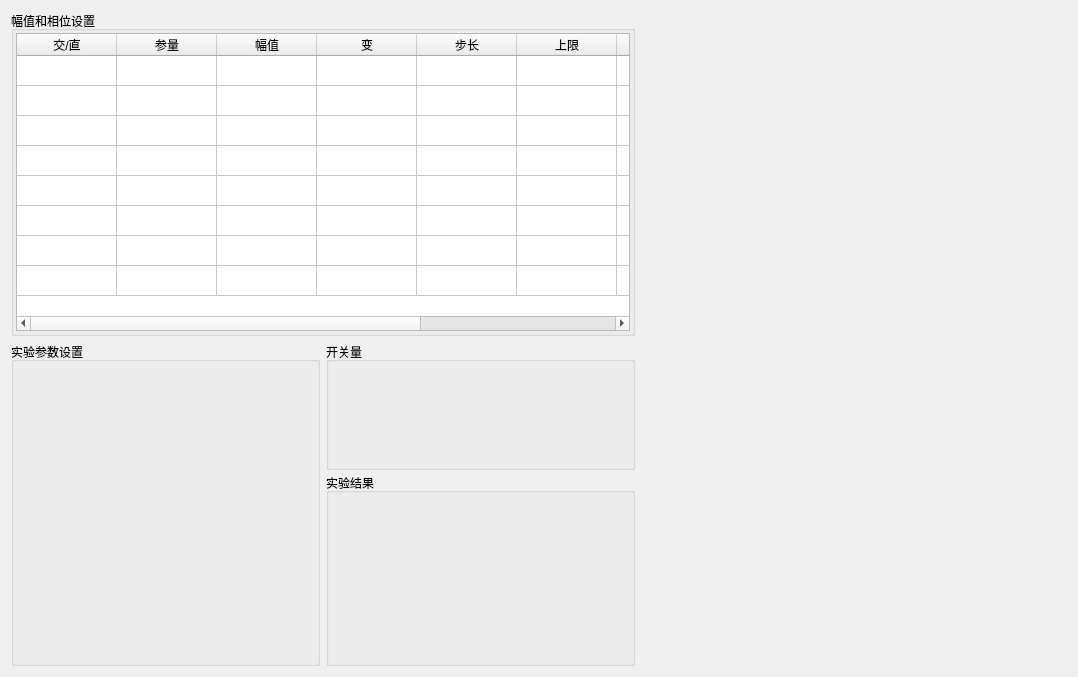
Qt form energy/ui/test03/ui_003.ui (AgueroZzz/Electric-energy-detection) before a commit.
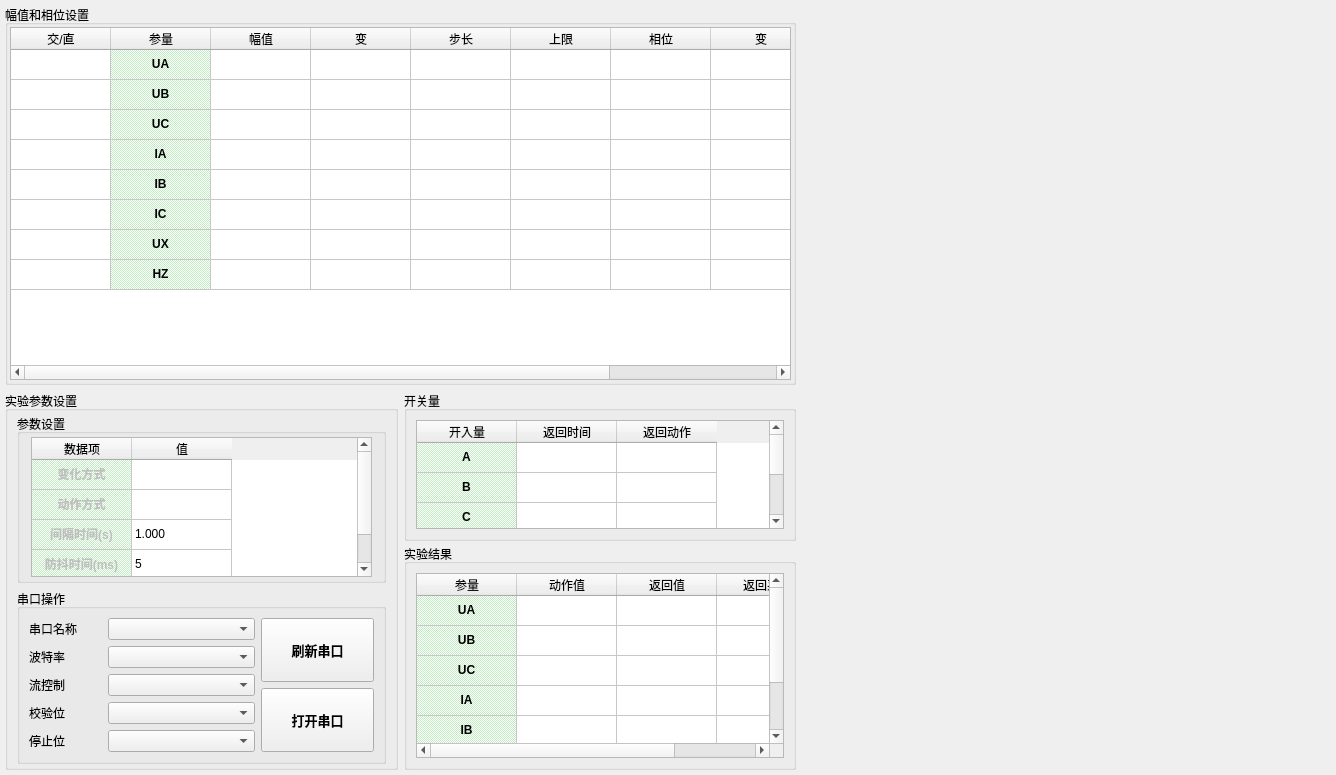
The same form after that commit.

Commit message: 添加test04,test05

```diff
--- a/energy/ui/test03/ui_003.ui
+++ b/energy/ui/test03/ui_003.ui
@@ -6,8 +6,8 @@
    <rect>
     <x>0</x>
     <y>0</y>
-    <width>1078</width>
-    <height>677</height>
+    <width>1336</width>
+    <height>775</height>
    </rect>
   </property>
   <property name="windowTitle">
@@ -32,6 +32,18 @@
    <item>
     <widget class="QWidget" name="widget" native="true">
      <layout class="QVBoxLayout" name="verticalLayout_2" stretch="1,1">
+      <property name="leftMargin">
+       <number>3</number>
+      </property>
+      <property name="topMargin">
+       <number>3</number>
+      </property>
+      <property name="rightMargin">
+       <number>3</number>
+      </property>
+      <property name="bottomMargin">
+       <number>3</number>
+      </property>
       <item>
        <widget class="QGroupBox" name="groupBox">
         <property name="title">
@@ -111,6 +123,206 @@
              <string>步长</string>
             </property>
            </column>
+           <item row="0" column="1">
+            <property name="text">
+             <string>UA</string>
+            </property>
+            <property name="font">
+             <font>
+              <bold>true</bold>
+             </font>
+            </property>
+            <property name="textAlignment">
+             <set>AlignCenter</set>
+            </property>
+            <property name="background">
+             <brush brushstyle="Dense4Pattern">
+              <color alpha="255">
+               <red>194</red>
+               <green>237</green>
+               <blue>195</blue>
+              </color>
+             </brush>
+            </property>
+            <property name="flags">
+             <set>ItemIsSelectable|ItemIsDragEnabled|ItemIsDropEnabled|ItemIsUserCheckable|ItemIsEnabled</set>
+            </property>
+           </item>
+           <item row="1" column="1">
+            <property name="text">
+             <string>UB</string>
+            </property>
+            <property name="font">
+             <font>
+              <bold>true</bold>
+             </font>
+            </property>
+            <property name="textAlignment">
+             <set>AlignCenter</set>
+            </property>
+            <property name="background">
+             <brush brushstyle="Dense4Pattern">
+              <color alpha="255">
+               <red>194</red>
+               <green>237</green>
+               <blue>195</blue>
+              </color>
+             </brush>
+            </property>
+            <property name="flags">
+             <set>ItemIsSelectable|ItemIsDragEnabled|ItemIsDropEnabled|ItemIsUserCheckable|ItemIsEnabled</set>
+            </property>
+           </item>
+           <item row="2" column="1">
+            <property name="text">
+             <string>UC</string>
+            </property>
+            <property name="font">
+             <font>
+              <bold>true</bold>
+             </font>
+            </property>
+            <property name="textAlignment">
+             <set>AlignCenter</set>
+            </property>
+            <property name="background">
+             <brush brushstyle="Dense4Pattern">
+              <color alpha="255">
+               <red>194</red>
+               <green>237</green>
+               <blue>195</blue>
+              </color>
+             </brush>
+            </property>
+            <property name="flags">
+             <set>ItemIsSelectable|ItemIsDragEnabled|ItemIsDropEnabled|ItemIsUserCheckable|ItemIsEnabled</set>
+            </property>
+           </item>
+           <item row="3" column="1">
+            <property name="text">
+             <string>IA</string>
+            </property>
+            <property name="font">
+             <font>
+              <bold>true</bold>
+             </font>
+            </property>
+            <property name="textAlignment">
+             <set>AlignCenter</set>
+            </property>
+            <property name="background">
+             <brush brushstyle="Dense4Pattern">
+              <color alpha="255">
+               <red>194</red>
+               <green>237</green>
+               <blue>195</blue>
+              </color>
+             </brush>
+            </property>
+            <property name="flags">
+             <set>ItemIsSelectable|ItemIsDragEnabled|ItemIsDropEnabled|ItemIsUserCheckable|ItemIsEnabled</set>
+            </property>
+           </item>
+           <item row="4" column="1">
+            <property name="text">
+             <string>IB</string>
+            </property>
+            <property name="font">
+             <font>
+              <bold>true</bold>
+             </font>
+            </property>
+            <property name="textAlignment">
+             <set>AlignCenter</set>
+            </property>
+            <property name="background">
+             <brush brushstyle="Dense4Pattern">
+              <color alpha="255">
+               <red>194</red>
+               <green>237</green>
+               <blue>195</blue>
+              </color>
+             </brush>
+            </property>
+            <property name="flags">
+             <set>ItemIsSelectable|ItemIsDragEnabled|ItemIsDropEnabled|ItemIsUserCheckable|ItemIsEnabled</set>
+            </property>
+           </item>
+           <item row="5" column="1">
+            <property name="text">
+             <string>IC</string>
+            </property>
+            <property name="font">
+             <font>
+              <bold>true</bold>
+             </font>
+            </property>
+            <property name="textAlignment">
+             <set>AlignCenter</set>
+            </property>
+            <property name="background">
+             <brush brushstyle="Dense4Pattern">
+              <color alpha="255">
+               <red>194</red>
+               <green>237</green>
+               <blue>195</blue>
+              </color>
+             </brush>
+            </property>
+            <property name="flags">
+             <set>ItemIsSelectable|ItemIsDragEnabled|ItemIsDropEnabled|ItemIsUserCheckable|ItemIsEnabled</set>
+            </property>
+           </item>
+           <item row="6" column="1">
+            <property name="text">
+             <string>UX</string>
+            </property>
+            <property name="font">
+             <font>
+              <bold>true</bold>
+             </font>
+            </property>
+            <property name="textAlignment">
+             <set>AlignCenter</set>
+            </property>
+            <property name="background">
+             <brush brushstyle="Dense4Pattern">
+              <color alpha="255">
+               <red>194</red>
+               <green>237</green>
+               <blue>195</blue>
+              </color>
+             </brush>
+            </property>
+            <property name="flags">
+             <set>ItemIsSelectable|ItemIsDragEnabled|ItemIsDropEnabled|ItemIsUserCheckable|ItemIsEnabled</set>
+            </property>
+           </item>
+           <item row="7" column="1">
+            <property name="text">
+             <string>HZ</string>
+            </property>
+            <property name="font">
+             <font>
+              <bold>true</bold>
+             </font>
+            </property>
+            <property name="textAlignment">
+             <set>AlignCenter</set>
+            </property>
+            <property name="background">
+             <brush brushstyle="Dense4Pattern">
+              <color alpha="255">
+               <red>194</red>
+               <green>237</green>
+               <blue>195</blue>
+              </color>
+             </brush>
+            </property>
+            <property name="flags">
+             <set>ItemIsSelectable|ItemIsDragEnabled|ItemIsDropEnabled|ItemIsUserCheckable|ItemIsEnabled</set>
+            </property>
+           </item>
           </widget>
          </item>
         </layout>
@@ -123,6 +335,315 @@
           <property name="title">
            <string>实验参数设置</string>
           </property>
+          <layout class="QVBoxLayout" name="verticalLayout_5" stretch="2,1">
+           <property name="topMargin">
+            <number>3</number>
+           </property>
+           <property name="bottomMargin">
+            <number>3</number>
+           </property>
+           <item>
+            <widget class="QGroupBox" name="groupBox_5">
+             <property name="title">
+              <string>参数设置</string>
+             </property>
+             <layout class="QHBoxLayout" name="horizontalLayout_5">
+              <property name="leftMargin">
+               <number>11</number>
+              </property>
+              <property name="topMargin">
+               <number>3</number>
+              </property>
+              <property name="rightMargin">
+               <number>11</number>
+              </property>
+              <property name="bottomMargin">
+               <number>3</number>
+              </property>
+              <item>
+               <widget class="QTableWidget" name="tb_test_deploy">
+                <property name="rowCount">
+                 <number>4</number>
+                </property>
+                <attribute name="horizontalHeaderShowSortIndicator" stdset="0">
+                 <bool>false</bool>
+                </attribute>
+                <attribute name="horizontalHeaderStretchLastSection">
+                 <bool>false</bool>
+                </attribute>
+                <attribute name="verticalHeaderVisible">
+                 <bool>false</bool>
+                </attribute>
+                <attribute name="verticalHeaderStretchLastSection">
+                 <bool>false</bool>
+                </attribute>
+                <row/>
+                <row/>
+                <row/>
+                <row/>
+                <column>
+                 <property name="text">
+                  <string>数据项</string>
+                 </property>
+                </column>
+                <column>
+                 <property name="text">
+                  <string>值</string>
+                 </property>
+                </column>
+                <item row="0" column="0">
+                 <property name="text">
+                  <string>变化方式</string>
+                 </property>
+                 <property name="font">
+                  <font>
+                   <bold>true</bold>
+                  </font>
+                 </property>
+                 <property name="textAlignment">
+                  <set>AlignCenter</set>
+                 </property>
+                 <property name="background">
+                  <brush brushstyle="Dense4Pattern">
+                   <color alpha="255">
+                    <red>194</red>
+                    <green>237</green>
+                    <blue>195</blue>
+                   </color>
+                  </brush>
+                 </property>
+                 <property name="flags">
+                  <set>ItemIsSelectable|ItemIsEditable|ItemIsDragEnabled|ItemIsDropEnabled</set>
+                 </property>
+                </item>
+                <item row="1" column="0">
+                 <property name="text">
+                  <string>动作方式</string>
+                 </property>
+                 <property name="font">
+                  <font>
+                   <bold>true</bold>
+                  </font>
+                 </property>
+                 <property name="textAlignment">
+                  <set>AlignCenter</set>
+                 </property>
+                 <property name="background">
+                  <brush brushstyle="Dense4Pattern">
+                   <color alpha="255">
+                    <red>194</red>
+                    <green>237</green>
+                    <blue>195</blue>
+                   </color>
+                  </brush>
+                 </property>
+                 <property name="flags">
+                  <set>ItemIsSelectable|ItemIsEditable|ItemIsDragEnabled|ItemIsDropEnabled</set>
+                 </property>
+                </item>
+                <item row="2" column="0">
+                 <property name="text">
+                  <string>间隔时间(s)</string>
+                 </property>
+                 <property name="font">
+                  <font>
+                   <bold>true</bold>
+                  </font>
+                 </property>
+                 <property name="textAlignment">
+                  <set>AlignCenter</set>
+                 </property>
+                 <property name="background">
+                  <brush brushstyle="Dense4Pattern">
+                   <color alpha="255">
+                    <red>194</red>
+                    <green>237</green>
+                    <blue>195</blue>
+                   </color>
+                  </brush>
+                 </property>
+                 <property name="flags">
+                  <set>ItemIsSelectable|ItemIsEditable|ItemIsDragEnabled|ItemIsDropEnabled</set>
+                 </property>
+                </item>
+                <item row="2" column="1">
+                 <property name="text">
+                  <string>1.000</string>
+                 </property>
+                </item>
+                <item row="3" column="0">
+                 <property name="text">
+                  <string>防抖时间(ms)</string>
+                 </property>
+                 <property name="font">
+                  <font>
+                   <bold>true</bold>
+                  </font>
+                 </property>
+                 <property name="textAlignment">
+                  <set>AlignCenter</set>
+                 </property>
+                 <property name="background">
+                  <brush brushstyle="Dense4Pattern">
+                   <color alpha="255">
+                    <red>194</red>
+                    <green>237</green>
+                    <blue>195</blue>
+                   </color>
+                  </brush>
+                 </property>
+                 <property name="flags">
+                  <set>ItemIsSelectable|ItemIsEditable|ItemIsDragEnabled|ItemIsDropEnabled</set>
+                 </property>
+                </item>
+                <item row="3" column="1">
+                 <property name="text">
+                  <string>5</string>
+                 </property>
+                </item>
+               </widget>
+              </item>
+             </layout>
+            </widget>
+           </item>
+           <item>
+            <widget class="QGroupBox" name="groupBox_6">
+             <property name="title">
+              <string>串口操作</string>
+             </property>
+             <layout class="QHBoxLayout" name="horizontalLayout_10" stretch="2,1">
+              <item>
+               <layout class="QVBoxLayout" name="verticalLayout_3">
+                <item>
+                 <layout class="QHBoxLayout" name="horizontalLayout_4" stretch="1,2">
+                  <item>
+                   <widget class="QLabel" name="label">
+                    <property name="text">
+                     <string>串口名称</string>
+                    </property>
+                   </widget>
+                  </item>
+                  <item>
+                   <widget class="QComboBox" name="cb_serial_name"/>
+                  </item>
+                 </layout>
+                </item>
+                <item>
+                 <layout class="QHBoxLayout" name="horizontalLayout_6" stretch="1,2">
+                  <item>
+                   <widget class="QLabel" name="label_2">
+                    <property name="text">
+                     <string>波特率</string>
+                    </property>
+                   </widget>
+                  </item>
+                  <item>
+                   <widget class="QComboBox" name="cb_baudrate"/>
+                  </item>
+                 </layout>
+                </item>
+                <item>
+                 <layout class="QHBoxLayout" name="horizontalLayout_7" stretch="1,2">
+                  <item>
+                   <widget class="QLabel" name="label_5">
+                    <property name="text">
+                     <string>流控制</string>
+                    </property>
+                   </widget>
+                  </item>
+                  <item>
+                   <widget class="QComboBox" name="cb_flow"/>
+                  </item>
+                 </layout>
+                </item>
+                <item>
+                 <layout class="QHBoxLayout" name="horizontalLayout_8" stretch="1,2">
+                  <item>
+                   <widget class="QLabel" name="label_6">
+                    <property name="text">
+                     <string>校验位</string>
+                    </property>
+                   </widget>
+                  </item>
+                  <item>
+                   <widget class="QComboBox" name="cb_parity"/>
+                  </item>
+                 </layout>
+                </item>
+                <item>
+                 <layout class="QHBoxLayout" name="horizontalLayout_9" stretch="1,2">
+                  <item>
+                   <widget class="QLabel" name="label_7">
+                    <property name="text">
+                     <string>停止位</string>
+                    </property>
+                   </widget>
+                  </item>
+                  <item>
+                   <widget class="QComboBox" name="cb_stop"/>
+                  </item>
+                 </layout>
+                </item>
+               </layout>
+              </item>
+              <item>
+               <layout class="QVBoxLayout" name="verticalLayout_4" stretch="1,1">
+                <item>
+                 <widget class="QPushButton" name="btn_open_serial">
+                  <property name="sizePolicy">
+                   <sizepolicy hsizetype="Minimum" vsizetype="Minimum">
+                    <horstretch>0</horstretch>
+                    <verstretch>0</verstretch>
+                   </sizepolicy>
+                  </property>
+                  <property name="minimumSize">
+                   <size>
+                    <width>40</width>
+                    <height>40</height>
+                   </size>
+                  </property>
+                  <property name="font">
+                   <font>
+                    <pointsize>10</pointsize>
+                    <bold>true</bold>
+                   </font>
+                  </property>
+                  <property name="text">
+                   <string>刷新串口</string>
+                  </property>
+                 </widget>
+                </item>
+                <item>
+                 <widget class="QPushButton" name="btn_stop_serial">
+                  <property name="sizePolicy">
+                   <sizepolicy hsizetype="Minimum" vsizetype="Minimum">
+                    <horstretch>0</horstretch>
+                    <verstretch>0</verstretch>
+                   </sizepolicy>
+                  </property>
+                  <property name="minimumSize">
+                   <size>
+                    <width>40</width>
+                    <height>40</height>
+                   </size>
+                  </property>
+                  <property name="font">
+                   <font>
+                    <pointsize>10</pointsize>
+                    <bold>true</bold>
+                   </font>
+                  </property>
+                  <property name="text">
+                   <string>打开串口</string>
+                  </property>
+                 </widget>
+                </item>
+               </layout>
+              </item>
+             </layout>
+            </widget>
+           </item>
+          </layout>
          </widget>
         </item>
         <item>
@@ -135,6 +656,137 @@
             <property name="title">
              <string>开关量</string>
             </property>
+            <layout class="QHBoxLayout" name="horizontalLayout_11">
+             <item>
+              <widget class="QTableWidget" name="tb_krl">
+               <property name="rowCount">
+                <number>4</number>
+               </property>
+               <attribute name="verticalHeaderVisible">
+                <bool>false</bool>
+               </attribute>
+               <row/>
+               <row/>
+               <row/>
+               <row/>
+               <column>
+                <property name="text">
+                 <string>开入量</string>
+                </property>
+               </column>
+               <column>
+                <property name="text">
+                 <string>返回时间</string>
+                </property>
+               </column>
+               <column>
+                <property name="text">
+                 <string>返回动作</string>
+                </property>
+               </column>
+               <item row="0" column="0">
+                <property name="text">
+                 <string>A</string>
+                </property>
+                <property name="font">
+                 <font>
+                  <bold>true</bold>
+                 </font>
+                </property>
+                <property name="textAlignment">
+                 <set>AlignCenter</set>
+                </property>
+                <property name="background">
+                 <brush brushstyle="Dense4Pattern">
+                  <color alpha="255">
+                   <red>194</red>
+                   <green>237</green>
+                   <blue>195</blue>
+                  </color>
+                 </brush>
+                </property>
+                <property name="flags">
+                 <set>ItemIsEditable|ItemIsDragEnabled|ItemIsDropEnabled|ItemIsUserCheckable|ItemIsEnabled</set>
+                </property>
+               </item>
+               <item row="1" column="0">
+                <property name="text">
+                 <string>B</string>
+                </property>
+                <property name="font">
+                 <font>
+                  <bold>true</bold>
+                 </font>
+                </property>
+                <property name="textAlignment">
+                 <set>AlignCenter</set>
+                </property>
+                <property name="background">
+                 <brush brushstyle="Dense4Pattern">
+                  <color alpha="255">
+                   <red>194</red>
+                   <green>237</green>
+                   <blue>195</blue>
+                  </color>
+                 </brush>
+                </property>
+                <property name="flags">
+                 <set>ItemIsSelectable|ItemIsDragEnabled|ItemIsDropEnabled|ItemIsUserCheckable|ItemIsEnabled</set>
+                </property>
+               </item>
+               <item row="2" column="0">
+                <property name="text">
+                 <string>C</string>
+                </property>
+                <property name="font">
+                 <font>
+                  <bold>true</bold>
+                 </font>
+                </property>
+                <property name="textAlignment">
+                 <set>AlignCenter</set>
+                </property>
+                <property name="background">
+                 <brush brushstyle="Dense4Pattern">
+                  <color alpha="255">
+                   <red>194</red>
+                   <green>237</green>
+                   <blue>195</blue>
+                  </color>
+                 </brush>
+                </property>
+                <property name="flags">
+                 <set>ItemIsEditable|ItemIsDragEnabled|ItemIsDropEnabled|ItemIsUserCheckable|ItemIsEnabled</set>
+                </property>
+               </item>
+               <item row="3" column="0">
+                <property name="text">
+                 <string>R</string>
+                </property>
+                <property name="font">
+                 <font>
+                  <bold>true</bold>
+                 </font>
+                </property>
+                <property name="textAlignment">
+                 <set>AlignCenter</set>
+                </property>
+                <property name="background">
+                 <brush brushstyle="Dense4Pattern">
+                  <color alpha="255">
+                   <red>194</red>
+                   <green>237</green>
+                   <blue>195</blue>
+                  </color>
+                 </brush>
+                </property>
+                <property name="flags">
+                 <set>ItemIsEditable|ItemIsDragEnabled|ItemIsDropEnabled|ItemIsUserCheckable|ItemIsEnabled</set>
+                </property>
+               </item>
+              </widget>
+             </item>
+            </layout>
            </widget>
           </item>
           <item>
@@ -142,6 +794,203 @@
             <property name="title">
              <string>实验结果</string>
             </property>
+            <layout class="QHBoxLayout" name="horizontalLayout_12">
+             <item>
+              <widget class="QTableWidget" name="tb_result">
+               <property name="rowCount">
+                <number>6</number>
+               </property>
+               <attribute name="verticalHeaderVisible">
+                <bool>false</bool>
+               </attribute>
+               <row/>
+               <row/>
+               <row/>
+               <row/>
+               <row/>
+               <row/>
+               <column>
+                <property name="text">
+                 <string>参量</string>
+                </property>
+               </column>
+               <column>
+                <property name="text">
+                 <string>动作值</string>
+                </property>
+               </column>
+               <column>
+                <property name="text">
+                 <string>返回值</string>
+                </property>
+               </column>
+               <column>
+                <property name="text">
+                 <string>返回系数</string>
+                </property>
+               </column>
+               <item row="0" column="0">
+                <property name="text">
+                 <string>UA</string>
+                </property>
+                <property name="font">
+                 <font>
+                  <bold>true</bold>
+                 </font>
+                </property>
+                <property name="textAlignment">
+                 <set>AlignCenter</set>
+                </property>
+                <property name="background">
+                 <brush brushstyle="Dense4Pattern">
+                  <color alpha="255">
+                   <red>194</red>
+                   <green>237</green>
+                   <blue>195</blue>
+                  </color>
+                 </brush>
+                </property>
+                <property name="flags">
+                 <set>ItemIsEditable|ItemIsDragEnabled|ItemIsDropEnabled|ItemIsUserCheckable|ItemIsEnabled</set>
+                </property>
+               </item>
+               <item row="1" column="0">
+                <property name="text">
+                 <string>UB</string>
+                </property>
+                <property name="font">
+                 <font>
+                  <bold>true</bold>
+                 </font>
+                </property>
+                <property name="textAlignment">
+                 <set>AlignCenter</set>
+                </property>
+                <property name="background">
+                 <brush brushstyle="Dense4Pattern">
+                  <color alpha="255">
+                   <red>194</red>
+                   <green>237</green>
+                   <blue>195</blue>
+                  </color>
+                 </brush>
+                </property>
+                <property name="flags">
+                 <set>ItemIsEditable|ItemIsDragEnabled|ItemIsDropEnabled|ItemIsUserCheckable|ItemIsEnabled</set>
+                </property>
+               </item>
+               <item row="2" column="0">
+                <property name="text">
+                 <string>UC</string>
+                </property>
+                <property name="font">
+                 <font>
+                  <bold>true</bold>
+                 </font>
+                </property>
+                <property name="textAlignment">
+                 <set>AlignCenter</set>
+                </property>
+                <property name="background">
+                 <brush brushstyle="Dense4Pattern">
+                  <color alpha="255">
+                   <red>194</red>
+                   <green>237</green>
+                   <blue>195</blue>
+                  </color>
+                 </brush>
+                </property>
+                <property name="flags">
+                 <set>ItemIsEditable|ItemIsDragEnabled|ItemIsDropEnabled|ItemIsUserCheckable|ItemIsEnabled</set>
+                </property>
+               </item>
+               <item row="3" column="0">
+                <property name="text">
+                 <string>IA</string>
+                </property>
+                <property name="font">
+                 <font>
+                  <bold>true</bold>
+                 </font>
+                </property>
+                <property name="textAlignment">
+                 <set>AlignCenter</set>
+                </property>
+                <property name="background">
+                 <brush brushstyle="Dense4Pattern">
+                  <color alpha="255">
+                   <red>194</red>
+                   <green>237</green>
+                   <blue>195</blue>
+                  </color>
+                 </brush>
+                </property>
+                <property name="flags">
+                 <set>ItemIsEditable|ItemIsDragEnabled|ItemIsDropEnabled|ItemIsUserCheckable|ItemIsEnabled</set>
+                </property>
+               </item>
+               <item row="4" column="0">
+                <property name="text">
+                 <string>IB</string>
+                </property>
+                <property name="font">
+                 <font>
+                  <bold>true</bold>
+                 </font>
+                </property>
+                <property name="textAlignment">
+                 <set>AlignCenter</set>
+                </property>
+                <property name="background">
+                 <brush brushstyle="Dense4Pattern">
+                  <color alpha="255">
+                   <red>194</red>
+                   <green>237</green>
+                   <blue>195</blue>
+                  </color>
+                 </brush>
+                </property>
+                <property name="flags">
+                 <set>ItemIsEditable|ItemIsDragEnabled|ItemIsDropEnabled|ItemIsUserCheckable|ItemIsEnabled</set>
+                </property>
+               </item>
+               <item row="5" column="0">
+                <property name="text">
+                 <string>IC</string>
+                </property>
+                <property name="font">
+                 <font>
+                  <bold>true</bold>
+                 </font>
+                </property>
+                <property name="textAlignment">
+                 <set>AlignCenter</set>
+                </property>
+                <property name="background">
+                 <brush brushstyle="Dense4Pattern">
+                  <color alpha="255">
+                   <red>194</red>
+                   <green>237</green>
+                   <blue>195</blue>
+                  </color>
+                 </brush>
+                </property>
+                <property name="foreground">
+                 <brush brushstyle="NoBrush">
+                  <color alpha="255">
+                   <red>0</red>
+                   <green>0</green>
+                   <blue>0</blue>
+                  </color>
+                 </brush>
+                </property>
+                <property name="flags">
+                 <set>ItemIsEditable|ItemIsDragEnabled|ItemIsDropEnabled|ItemIsUserCheckable|ItemIsEnabled</set>
+                </property>
+               </item>
+              </widget>
+             </item>
+            </layout>
            </widget>
           </item>
          </layout>
```
Left out of the diff: 6 changed lines with no effect on the pictures. The commit also changes 18 other files.
